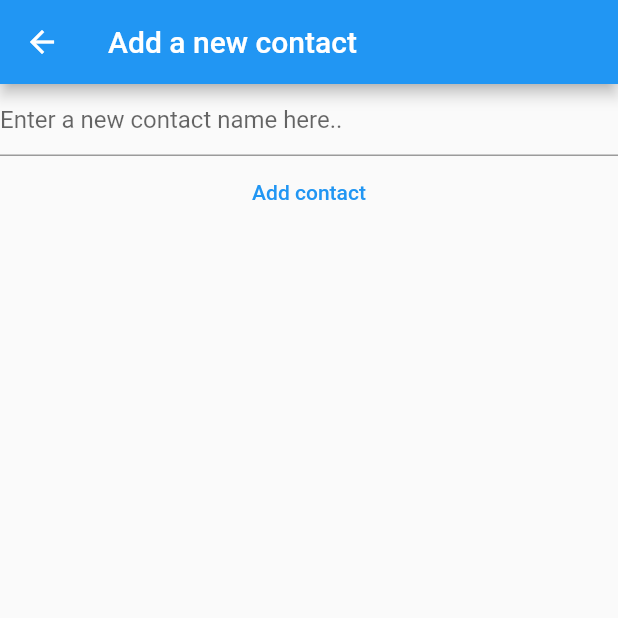
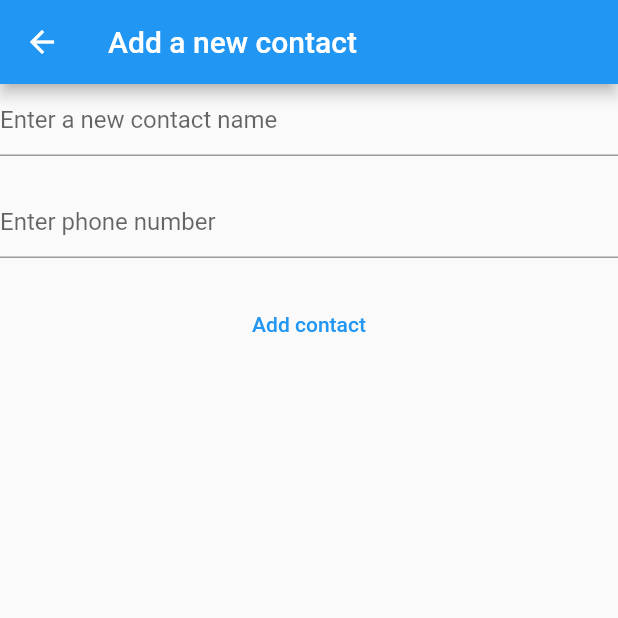
Before and after one commit to nikhil7299/acontacts, a Flutter app: the NewContactView screen opened by its route, on a phone screen of 412 x 824 dp, the top half of it. Run offline on Flutter 3.47's test engine with Material 2 defaults, Android fonts, the phone set to English and light mode, and no system bars.

Commit message:
step-3-add-phone

```diff
--- a/lib/main.dart
+++ b/lib/main.dart
@@ -32,8 +32,10 @@ class _MyAppState extends State<MyApp> {
 class Contact {
   final String id;
   final String name;
+  final String phone;
   Contact({
     required this.name,
+    required this.phone,
   }) : id = const Uuid().v4();
 }
 
@@ -116,6 +118,7 @@ class HomePage extends StatelessWidget {
                     elevation: 6.0,
                     child: ListTile(
                       title: Text(contact.name),
+                      subtitle: Text(contact.phone),
                     ),
                   ),
                 );
@@ -141,16 +144,19 @@ class NewContactView extends StatefulWidget {
 
 class _NewContactViewState extends State<NewContactView> {
   late final TextEditingController _controller;
+  late final TextEditingController _phoneController;
 
   @override
   void initState() {
     _controller = TextEditingController();
+    _phoneController = TextEditingController();
     super.initState();
   }
 
   @override
   void dispose() {
     _controller.dispose();
+    _phoneController.dispose();
     super.dispose();
   }
 
@@ -165,12 +171,21 @@ class _NewContactViewState extends State<NewContactView> {
           TextField(
             controller: _controller,
             decoration: InputDecoration(
-              hintText: 'Enter a new contact name here..',
+              hintText: 'Enter a new contact name',
             ),
           ),
+          SizedBox(height: 20),
+          TextField(
+            controller: _phoneController,
+            decoration: InputDecoration(
+              hintText: 'Enter phone number',
+            ),
+          ),
+          SizedBox(height: 20),
           TextButton(
             onPressed: () {
-              final contact = Contact(name: _controller.text);
+              final contact =
+                  Contact(name: _controller.text, phone: _phoneController.text);
               ContactBook().add(contact: contact);
               Navigator.of(context).pop();
             },
```
